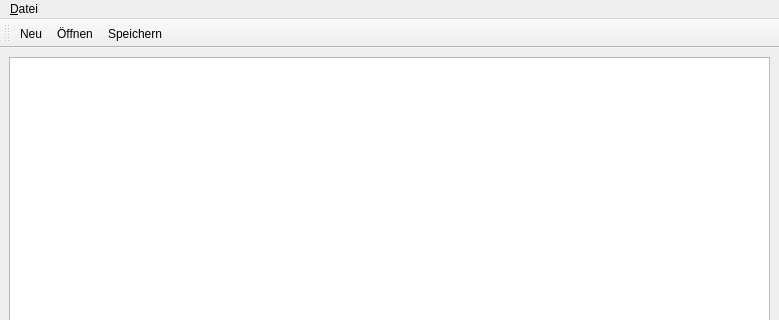
Before: the Qt Designer form QT_Editor.ui in F-Baer/Editor, drawn with Qt 5; both pictures show x 0 to 779 and y 0 to 320 of the 779 by 594 pixel window.
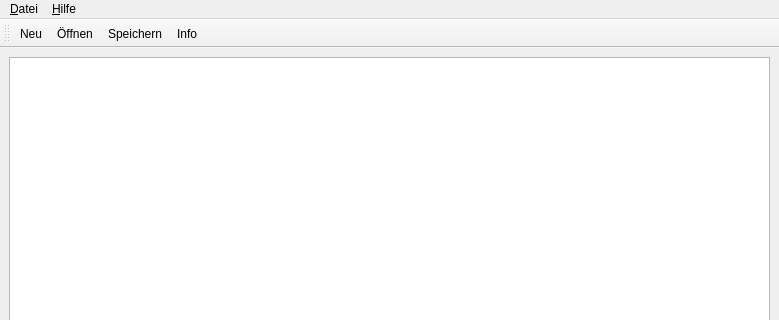
After: the same form once the commit is applied. Icons and pictures are not drawn.

Commit message: Erste Version des Editors

Diff of the .ui file:
```diff
--- a/QT_Editor.ui
+++ b/QT_Editor.ui
@@ -39,7 +39,14 @@
     <addaction name="separator"/>
     <addaction name="action_Beenden"/>
    </widget>
+   <widget class="QMenu" name="menu_Hilfe">
+    <property name="title">
+     <string>&amp;Hilfe</string>
+    </property>
+    <addaction name="action_Info"/>
+   </widget>
    <addaction name="menu_Datei"/>
+   <addaction name="menu_Hilfe"/>
   </widget>
   <widget class="QStatusBar" name="statusbar"/>
   <widget class="QToolBar" name="toolBar">
@@ -55,6 +62,7 @@
    <addaction name="action_Neu"/>
    <addaction name="action_Oeffnen"/>
    <addaction name="action_Speichern"/>
+   <addaction name="action_Info"/>
   </widget>
   <action name="action_Beenden">
    <property name="text">
@@ -91,6 +99,20 @@
     <string>Speichern</string>
    </property>
   </action>
+  <action name="action_Info">
+   <property name="icon">
+    <iconset resource="Bilder/icons.qrc">
+     <normaloff>:/Bilder/info.bmp</normaloff>:/Bilder/info.bmp</iconset>
+   </property>
+   <property name="text">
+    <string>Info</string>
+   </property>
+  </action>
+  <action name="action_Speichern_unter">
+   <property name="text">
+    <string>Speichern unter</string>
+   </property>
+  </action>
  </widget>
  <resources>
   <include location="Bilder/icons.qrc"/>
```
Left out of the diff: 2 changed lines with no effect on the pictures. The commit also changes 6 other files.
